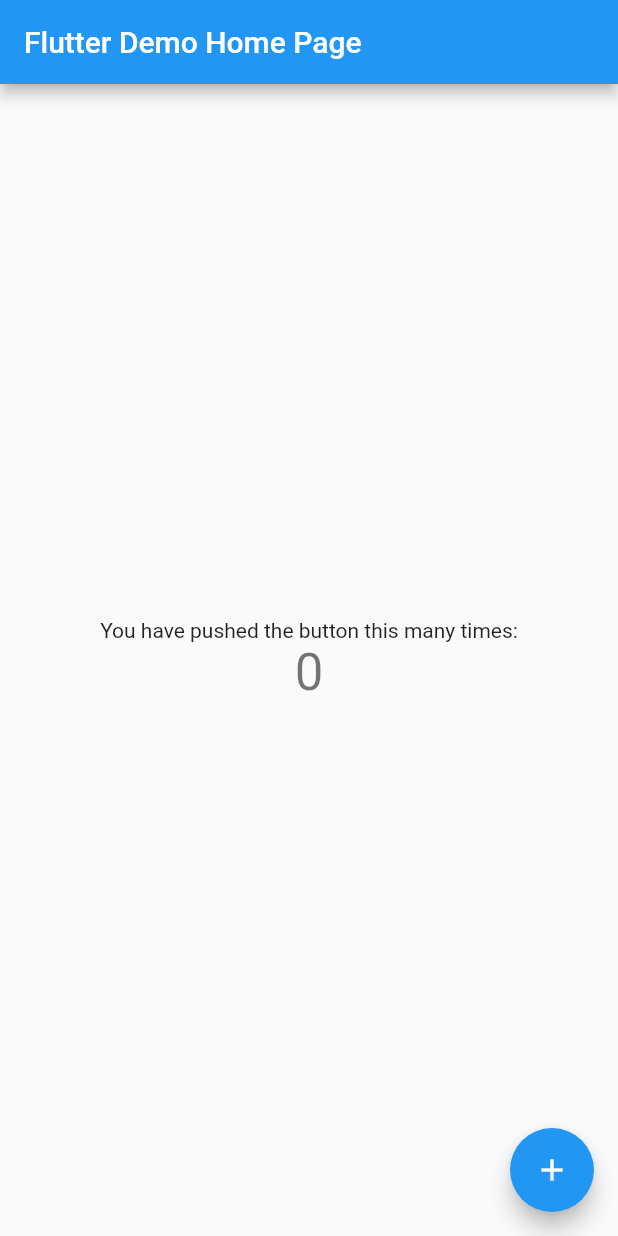
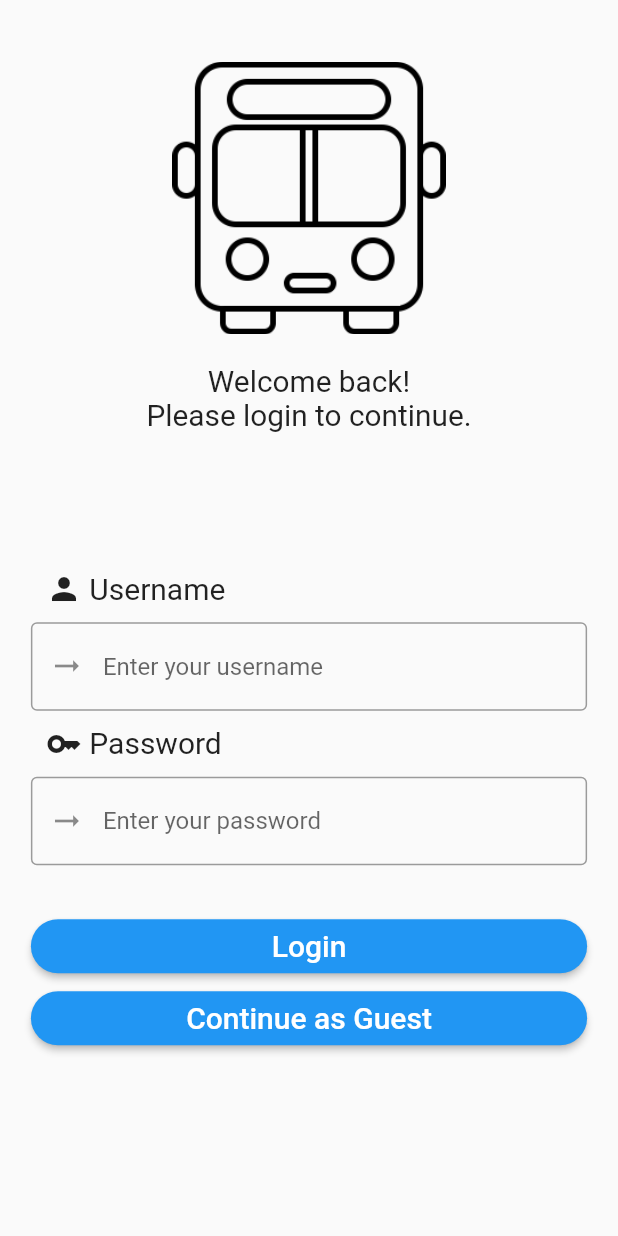
Before and after one commit to mwjvillamar/puvoms-app, a Flutter app: the screen it shows after launch, on a phone screen of 412 x 824 dp. Run offline on Flutter 3.47's test engine with Material 2 defaults, Android fonts, the phone set to English and light mode, and no system bars.

Commit message:
Packages and files instantiation + login frontend

```diff
--- /dev/null
+++ b/lib/constants/material_constant.dart
@@ -0,0 +1,15 @@
+import 'package:flutter/material.dart';
+
+// SCREEN Main Padding
+extension Screen on BuildContext {
+  // SCREEN Height
+  double get screenHeight => MediaQuery.of(this).size.height;
+  // SCREEN Width
+  double get screenWidth => MediaQuery.of(this).size.width;
+  // MAIN Height Padding
+  double get mainHP => screenHeight * 0.050;
+  // MAIN Width Padding
+  double get mainWP => screenWidth * 0.050;
+}
+
+// TODO: Polish -> app theme
--- a/lib/main.dart
+++ b/lib/main.dart
@@ -1,115 +1,14 @@
 import 'package:flutter/material.dart';
+import 'package:puvoms/views/load_view.dart';
+import 'package:puvoms/views/login_view.dart';
+import 'package:puvoms/views/navigation_view.dart';
 
-void main() {
-  runApp(const MyApp());
-}
-
-class MyApp extends StatelessWidget {
-  const MyApp({super.key});
-
-  // This widget is the root of your application.
-  @override
-  Widget build(BuildContext context) {
-    return MaterialApp(
-      title: 'Flutter Demo',
-      theme: ThemeData(
-        // This is the theme of your application.
-        //
-        // Try running your application with "flutter run". You'll see the
-        // application has a blue toolbar. Then, without quitting the app, try
-        // changing the primarySwatch below to Colors.green and then invoke
-        // "hot reload" (press "r" in the console where you ran "flutter run",
-        // or simply save your changes to "hot reload" in a Flutter IDE).
-        // Notice that the counter didn't reset back to zero; the application
-        // is not restarted.
-        primarySwatch: Colors.blue,
-      ),
-      home: const MyHomePage(title: 'Flutter Demo Home Page'),
-    );
-  }
-}
-
-class MyHomePage extends StatefulWidget {
-  const MyHomePage({super.key, required this.title});
-
-  // This widget is the home page of your application. It is stateful, meaning
-  // that it has a State object (defined below) that contains fields that affect
-  // how it looks.
-
-  // This class is the configuration for the state. It holds the values (in this
-  // case the title) provided by the parent (in this case the App widget) and
-  // used by the build method of the State. Fields in a Widget subclass are
-  // always marked "final".
-
-  final String title;
-
-  @override
-  State<MyHomePage> createState() => _MyHomePageState();
-}
-
-class _MyHomePageState extends State<MyHomePage> {
-  int _counter = 0;
-
-  void _incrementCounter() {
-    setState(() {
-      // This call to setState tells the Flutter framework that something has
-      // changed in this State, which causes it to rerun the build method below
-      // so that the display can reflect the updated values. If we changed
-      // _counter without calling setState(), then the build method would not be
-      // called again, and so nothing would appear to happen.
-      _counter++;
-    });
-  }
-
-  @override
-  Widget build(BuildContext context) {
-    // This method is rerun every time setState is called, for instance as done
-    // by the _incrementCounter method above.
-    //
-    // The Flutter framework has been optimized to make rerunning build methods
-    // fast, so that you can just rebuild anything that needs updating rather
-    // than having to individually change instances of widgets.
-    return Scaffold(
-      appBar: AppBar(
-        // Here we take the value from the MyHomePage object that was created by
-        // the App.build method, and use it to set our appbar title.
-        title: Text(widget.title),
-      ),
-      body: Center(
-        // Center is a layout widget. It takes a single child and positions it
-        // in the middle of the parent.
-        child: Column(
-          // Column is also a layout widget. It takes a list of children and
-          // arranges them vertically. By default, it sizes itself to fit its
-          // children horizontally, and tries to be as tall as its parent.
-          //
-          // Invoke "debug painting" (press "p" in the console, choose the
-          // "Toggle Debug Paint" action from the Flutter Inspector in Android
-          // Studio, or the "Toggle Debug Paint" command in Visual Studio Code)
-          // to see the wireframe for each widget.
-          //
-          // Column has various properties to control how it sizes itself and
-          // how it positions its children. Here we use mainAxisAlignment to
-          // center the children vertically; the main axis here is the vertical
-          // axis because Columns are vertical (the cross axis would be
-          // horizontal).
-          mainAxisAlignment: MainAxisAlignment.center,
-          children: <Widget>[
-            const Text(
-              'You have pushed the button this many times:',
-            ),
-            Text(
-              '$_counter',
-              style: Theme.of(context).textTheme.headline4,
-            ),
-          ],
-        ),
-      ),
-      floatingActionButton: FloatingActionButton(
-        onPressed: _incrementCounter,
-        tooltip: 'Increment',
-        child: const Icon(Icons.add),
-      ), // This trailing comma makes auto-formatting nicer for build methods.
-    );
-  }
-}
+void main() => runApp(MaterialApp(
+    title: 'PUVOMS-3T',
+    initialRoute: '/login',
+    routes: {
+      '/': (context) => LoadView(),
+      '/login': (context) => LoginView(),
+      '/navigation': (context) => NavigationView()
+    }
+));
--- /dev/null
+++ b/lib/views/load_view.dart
@@ -0,0 +1,24 @@
+import 'package:flutter/material.dart';
+
+class LoadView extends StatefulWidget {
+  const LoadView({Key? key}) : super(key: key);
+
+  @override
+  State<LoadView> createState() => _LoadViewState();
+}
+
+class _LoadViewState extends State<LoadView> {
+
+  @override
+  void initState() {
+    // TODO: implement initState
+    super.initState();
+  }
+
+  @override
+  Widget build(BuildContext context) {
+    return Scaffold(
+      // TODO: implement build
+    );
+  }
+}
--- /dev/null
+++ b/lib/views/login_view.dart
@@ -0,0 +1,219 @@
+import 'package:flutter/material.dart';
+import 'package:flutter/rendering.dart';
+import 'package:puvoms/constants/material_constant.dart';
+
+// WIDGET
+class LoginView extends StatefulWidget {
+  const LoginView({Key? key}) : super(key: key);
+
+  @override
+  State<LoginView> createState() => _LoginViewState();
+}
+
+// STATE
+class _LoginViewState extends State<LoginView> {
+
+  @override
+  void initState() {
+    // TODO: implement initState
+    super.initState();
+  }
+
+  @override
+  Widget build(BuildContext context) {
+
+    // TODO: Polish -> texts, textfields & button styles
+
+    // Set to true for layout debugging
+    debugPaintSizeEnabled = false;
+
+    return Scaffold(
+      // resizeToAvoidBottomInset: false, // Ignore screen resize on keyboard popup
+      body: SafeArea(
+        child: Column(
+          children: <Widget>[
+            ctUpper(),
+            ctLower()
+          ]
+        )
+      )
+    );
+  }
+
+  // UPPER-PAGE Container
+  Widget ctUpper() {
+    return Expanded(
+      flex: 4,
+      child: Padding(
+          padding: EdgeInsets.fromLTRB(context.mainWP, context.mainHP, context.mainWP, context.mainHP),
+          child: Column(
+            children: [
+              icLogo(),
+              const SizedBox(height: 20),
+              lbWelcome()
+            ]
+          )
+      )
+    );
+  }
+
+  // LOWER-PAGE Container
+  Widget ctLower(){
+    return Expanded(
+        flex: 6,
+        child: Padding(
+            padding: EdgeInsets.fromLTRB(context.mainWP, context.mainHP, context.mainWP, context.mainHP),
+            child: SingleChildScrollView(
+                child: Column(
+                    mainAxisAlignment: MainAxisAlignment.start,
+                    crossAxisAlignment: CrossAxisAlignment.stretch,
+                    children: <Widget>[
+                      lbUsername(),
+                      tfUsername(),
+                      lbPassword(),
+                      tfPassword(),
+                      const SizedBox(height: 30),
+                      btLogin(),
+                      btGuest()
+                    ]
+                )
+            )
+        )
+    );
+  }
+
+  // APPLICATION Logo
+  Widget icLogo(){
+    return const Expanded(
+      flex: 4,
+      child: Image(
+        image: AssetImage('lib/assets/puvoms_logo.png'),
+        fit: BoxFit.contain
+      )
+    );
+  }
+
+  // WELCOME Label
+  Widget lbWelcome(){
+    return Expanded(
+      flex: 1,
+        child: Column(
+            children: const[
+              Expanded(
+                child: FittedBox(
+                  child: Text("Welcome back!")
+                )
+              ),
+              Expanded(
+                child: FittedBox(
+                  child: Text("Please login to continue.")
+                )
+              )
+            ]
+        )
+    );
+  }
+
+  // USERNAME Label
+  Widget lbUsername(){
+    return const FittedBox(
+        fit: BoxFit.scaleDown,
+        alignment: Alignment.centerLeft,
+        child: Padding(
+            padding: EdgeInsets.all(10),
+            child: Text.rich(
+                TextSpan(
+                    style: TextStyle(fontSize: 20),
+                    children: [
+                      WidgetSpan(child: Icon(Icons.person)),
+                      TextSpan(text: " Username")
+                    ]
+                )
+            )
+        )
+    );
+  }
+
+  // PASSWORD Label
+  Widget lbPassword(){
+    return const FittedBox(
+        fit: BoxFit.scaleDown,
+        alignment: Alignment.topLeft,
+        child: Padding(
+            padding: EdgeInsets.all(10),
+            child: Text.rich(
+                TextSpan(
+                    style: TextStyle(fontSize: 20),
+                    children: [
+                      WidgetSpan(child: Icon(Icons.key)),
+                      TextSpan(text: " Password")
+                    ]
+                )
+            )
+        )
+    );
+  }
+
+  // USERNAME TextField
+  Widget tfUsername(){
+    return const SizedBox(
+        child: TextField(
+          decoration: InputDecoration(
+            hintText: "Enter your username",
+            border: OutlineInputBorder(),
+            prefixIcon: Icon(Icons.arrow_right_alt),
+          )
+        )
+    );
+  }
+
+  // PASSWORD TextField
+  Widget tfPassword(){
+    return const SizedBox(
+        child: TextField(
+          decoration: InputDecoration(
+            hintText: "Enter your password",
+            border: OutlineInputBorder(),
+            prefixIcon: Icon(Icons.arrow_right_alt)
+          )
+        )
+    );
+  }
+
+  // LOGIN Button
+  Widget btLogin(){
+    return ElevatedButton(
+        style: ElevatedButton.styleFrom(
+          shape: const RoundedRectangleBorder(
+            borderRadius: BorderRadius.all(Radius.circular(18))
+          )
+        ),
+        onPressed: () {
+          // TODO: implement "btLogin" action
+        },
+        child: const Text(
+            "Login",
+            style: TextStyle(fontSize: 20)
+        )
+    );
+  }
+
+  // GUEST Button
+  Widget btGuest(){
+    return ElevatedButton(
+        style: ElevatedButton.styleFrom(
+          shape: const RoundedRectangleBorder(
+            borderRadius: BorderRadius.all(Radius.circular(18))
+          )
+        ),
+        onPressed: () {
+          // TODO: implement "btGuest" action
+        },
+        child: const Text(
+            "Continue as Guest",
+            style: TextStyle(fontSize: 20)
+        )
+    );
+  }
+
+}
--- /dev/null
+++ b/lib/views/navigation_view.dart
@@ -0,0 +1,24 @@
+import 'package:flutter/material.dart';
+
+class NavigationView extends StatefulWidget {
+  const NavigationView({Key? key}) : super(key: key);
+
+  @override
+  State<NavigationView> createState() => _NavigationViewState();
+}
+
+class _NavigationViewState extends State<NavigationView> {
+
+  @override
+  void initState() {
+    // TODO: implement initState
+    super.initState();
+  }
+
+  @override
+  Widget build(BuildContext context) {
+    return Scaffold(
+      // TODO: implement build
+    );
+  }
+}
--- a/pubspec.yaml
+++ b/pubspec.yaml
@@ -60,9 +60,8 @@ flutter:
   uses-material-design: true
 
   # To add assets to your application, add an assets section, like this:
-  # assets:
-  #   - images/a_dot_burr.jpeg
-  #   - images/a_dot_ham.jpeg
+  assets:
+     - lib/assets/
 
   # An image asset can refer to one or more resolution-specific "variants", see
   # https://flutter.dev/assets-and-images/#resolution-aware
```
Also changed, not shown: lib/assets/puvoms_logo.png (added), lib/logics/load_logic.dart (added), lib/logics/login_logic.dart (added), lib/logics/navigation_logic.dart (added), lib/models/load_model.dart (added), lib/models/login_model.dart (added), lib/models/navigation_model.dart (added), 1 other file.
